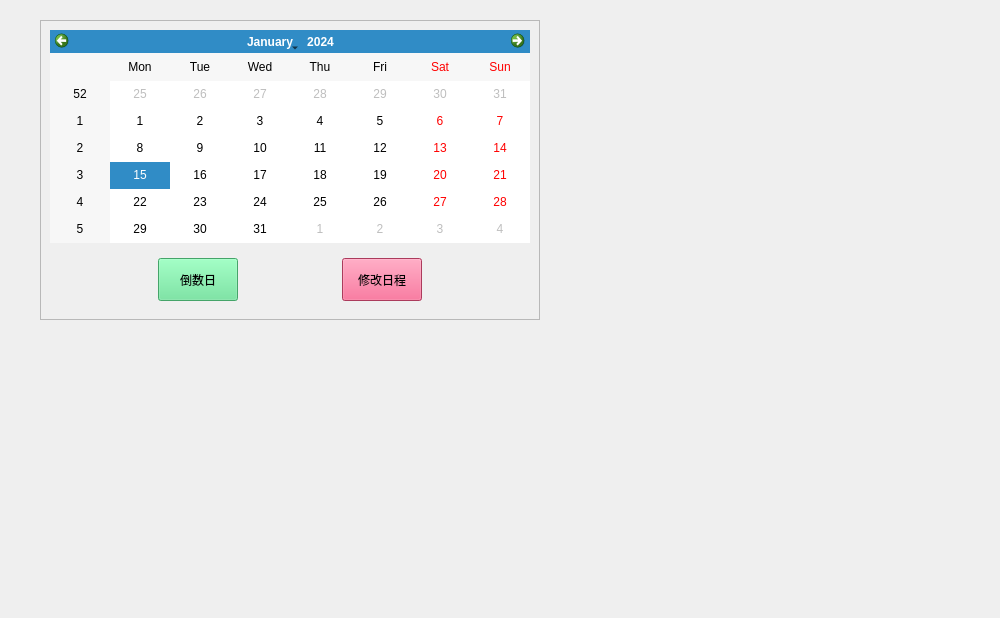
Before: the Qt Designer form realProgect/calendarmc.ui in Arthur381/QTproject, drawn with Qt 5.
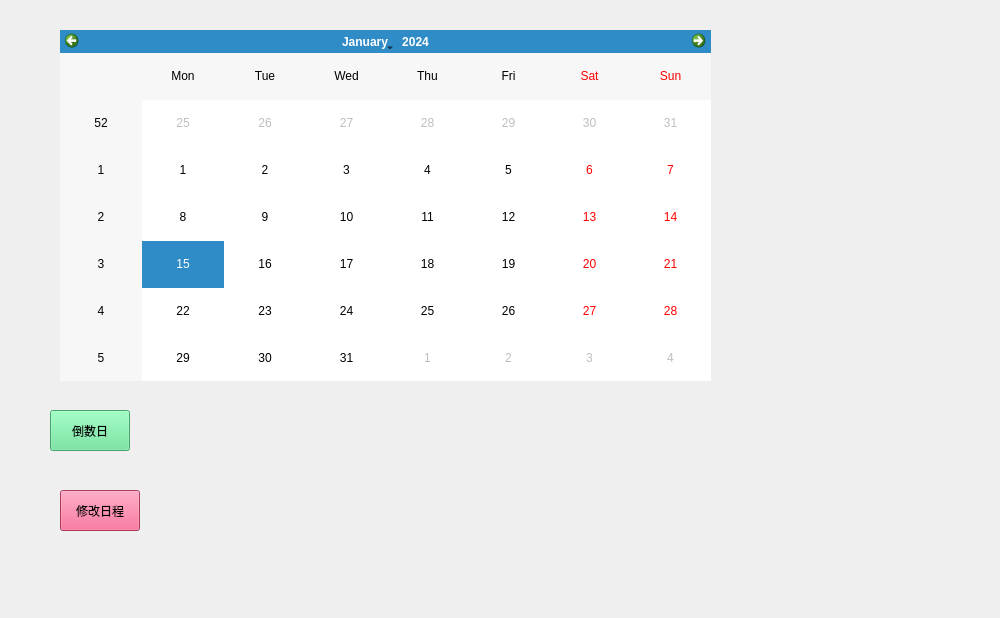
After: the same form once the commit is applied. Icons and pictures are not drawn.

```diff
--- a/realProgect/calendarmc.ui
+++ b/realProgect/calendarmc.ui
@@ -32,113 +32,56 @@
   <property name="styleSheet">
    <string notr="true"/>
   </property>
-  <widget class="QFrame" name="frame">
+  <widget class="QCalendarWidget" name="calendarWidget">
    <property name="geometry">
     <rect>
-     <x>40</x>
-     <y>20</y>
-     <width>500</width>
-     <height>300</height>
+     <x>60</x>
+     <y>30</y>
+     <width>651</width>
+     <height>351</height>
     </rect>
    </property>
-   <property name="minimumSize">
-    <size>
-     <width>500</width>
-     <height>300</height>
-    </size>
+   <property name="whatsThis">
+    <string>&lt;html&gt;&lt;head/&gt;&lt;body&gt;&lt;p&gt;你好&lt;/p&gt;&lt;/body&gt;&lt;/html&gt;</string>
    </property>
-   <property name="maximumSize">
-    <size>
-     <width>500</width>
-     <height>300</height>
-    </size>
-   </property>
-   <property name="frameShape">
-    <enum>QFrame::StyledPanel</enum>
-   </property>
-   <property name="frameShadow">
-    <enum>QFrame::Raised</enum>
-   </property>
-   <layout class="QGridLayout" name="gridLayout">
-    <item row="1" column="0">
-     <widget class="QWidget" name="widget" native="true">
-      <layout class="QHBoxLayout" name="horizontalLayout">
-       <item>
-        <spacer name="horizontalSpacer_3">
-         <property name="orientation">
-          <enum>Qt::Horizontal</enum>
-         </property>
-         <property name="sizeHint" stdset="0">
-          <size>
-           <width>40</width>
-           <height>20</height>
-          </size>
-         </property>
-        </spacer>
-       </item>
-       <item>
-        <widget class="QPushButton" name="countdowndays">
-         <property name="styleSheet">
-          <string notr="true">QPushButton#countdowndays{background-color: rgb(96, 229, 147);width: 60px;height: 35px;}</string>
-         </property>
-         <property name="text">
-          <string>倒数日</string>
-         </property>
-        </widget>
-       </item>
-       <item>
-        <spacer name="horizontalSpacer">
-         <property name="orientation">
-          <enum>Qt::Horizontal</enum>
-         </property>
-         <property name="sizeHint" stdset="0">
-          <size>
-           <width>40</width>
-           <height>20</height>
-          </size>
-         </property>
-        </spacer>
-       </item>
-       <item>
-        <widget class="QPushButton" name="Modify">
-         <property name="styleSheet">
-          <string notr="true">QPushButton#Modify{background-color: rgb(239, 82, 129);width: 60px;height: 35px;}</string>
-         </property>
-         <property name="text">
-          <string>修改日程</string>
-         </property>
-        </widget>
-       </item>
-       <item>
-        <spacer name="horizontalSpacer_2">
-         <property name="orientation">
-          <enum>Qt::Horizontal</enum>
-         </property>
-         <property name="sizeHint" stdset="0">
-          <size>
-           <width>40</width>
-           <height>20</height>
-          </size>
-         </property>
-        </spacer>
-       </item>
-      </layout>
-     </widget>
-    </item>
-    <item row="0" column="0">
-     <widget class="QCalendarWidget" name="calendarWidget">
-      <property name="whatsThis">
-       <string>&lt;html&gt;&lt;head/&gt;&lt;body&gt;&lt;p&gt;你好&lt;/p&gt;&lt;/body&gt;&lt;/html&gt;</string>
-      </property>
-      <property name="styleSheet">
-       <string notr="true">QCalendarWidget#calendarWidget {
+   <property name="styleSheet">
+    <string notr="true">QCalendarWidget#calendarWidget {
 	background-color: rgb(0, 255, 127);
 }
 </string>
-      </property>
-     </widget>
-    </item>
-   </layout>
+   </property>
+  </widget>
+  <widget class="QPushButton" name="Modify">
+   <property name="geometry">
+    <rect>
+     <x>60</x>
+     <y>490</y>
+     <width>80</width>
+     <height>41</height>
+    </rect>
+   </property>
+   <property name="styleSheet">
+    <string notr="true">QPushButton#Modify{background-color: rgb(239, 82, 129);width: 60px;height: 35px;}</string>
+   </property>
+   <property name="text">
+    <string>修改日程</string>
+   </property>
+  </widget>
+  <widget class="QPushButton" name="countdowndays">
+   <property name="geometry">
+    <rect>
+     <x>50</x>
+     <y>410</y>
+     <width>80</width>
+     <height>41</height>
+    </rect>
+   </property>
+   <property name="styleSheet">
+    <string notr="true">QPushButton#countdowndays{background-color: rgb(96, 229, 147);width: 60px;height: 35px;}</string>
+   </property>
+   <property name="text">
+    <string>倒数日</string>
+   </property>
   </widget>
  </widget>
  <resources>
```
